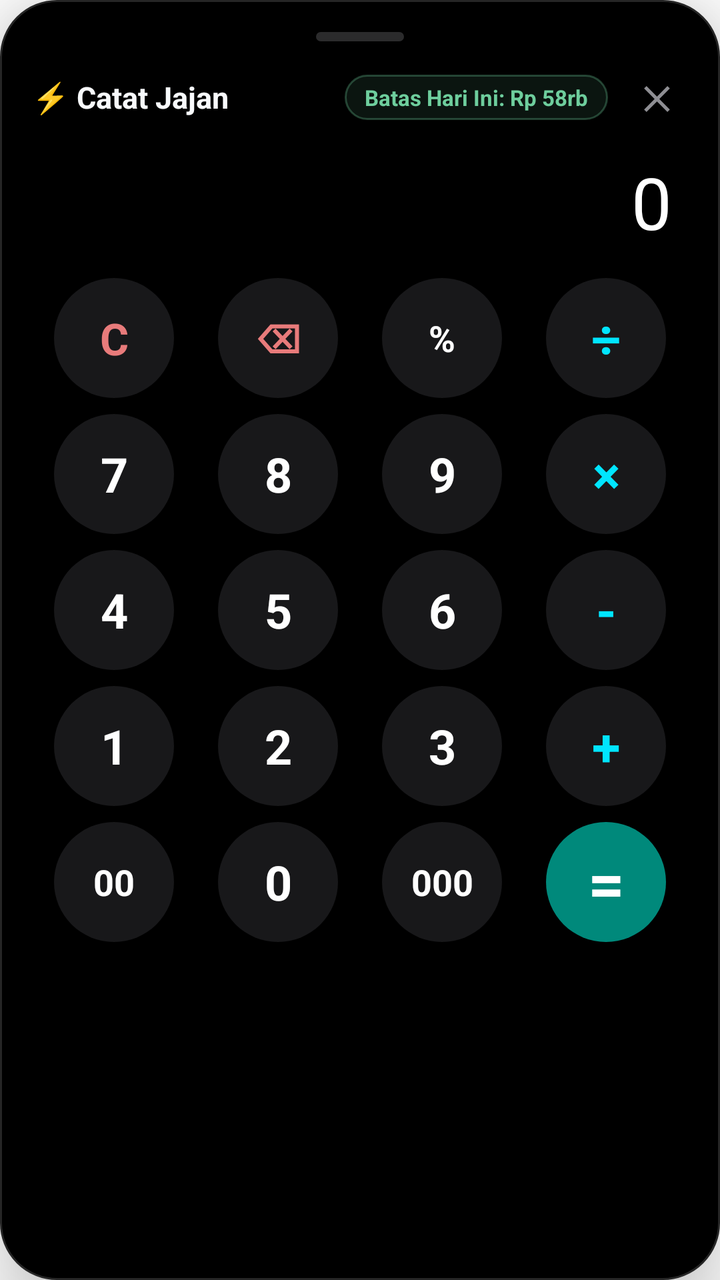
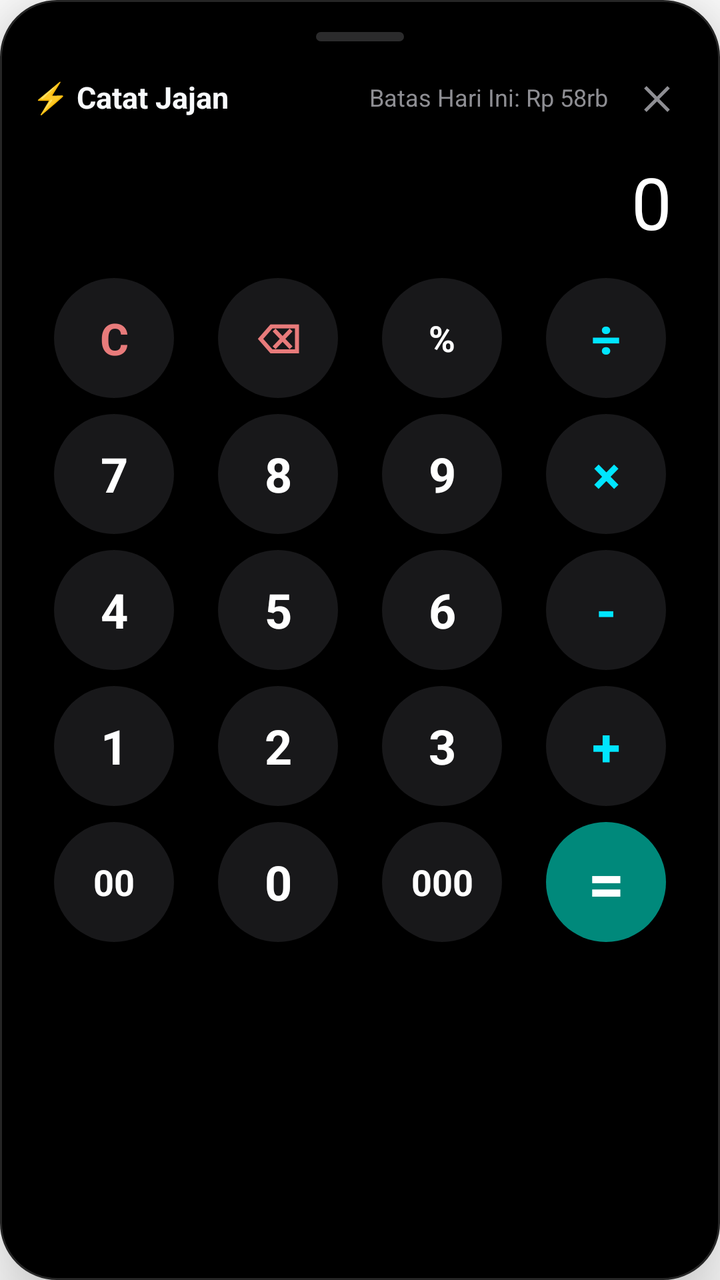

The first picture is an Android layout as it rendered before a commit; the second is the same layout after the commit. The layout source and the unified diff follow.
<!-- AndroidManifest.xml: fallback theme Theme.MaterialComponents.DayNight.NoActionBar -->
<!-- res/layout/floating_calculator_layout.xml -->
<?xml version="1.0" encoding="utf-8"?>
<LinearLayout xmlns:android="http://schemas.android.com/apk/res/android"
    android:id="@+id/calc_root"
    android:layout_width="340dp"
    android:layout_height="wrap_content"
    android:background="@drawable/bg_calc_card"
    android:elevation="24dp"
    android:orientation="vertical"
    android:padding="16dp">

    
    <View
        android:id="@+id/calc_drag_handle"
        android:layout_width="44dp"
        android:layout_height="4.5dp"
        android:layout_gravity="center_horizontal"
        android:layout_marginBottom="12dp"
        android:background="@drawable/bg_calc_handle" />

    
    <LinearLayout
        android:id="@+id/calc_header"
        android:layout_width="match_parent"
        android:layout_height="wrap_content"
        android:gravity="center_vertical"
        android:orientation="horizontal">

        <TextView
            android:layout_width="0dp"
            android:layout_height="wrap_content"
            android:layout_weight="1"
            android:text="⚡ Catat Jajan"
            android:textColor="#F8FAFC"
            android:textSize="15sp"
            android:textStyle="bold" />

        <TextView
            android:id="@+id/tv_calc_remaining"
            android:layout_width="wrap_content"
            android:layout_height="wrap_content"
            android:background="@drawable/bg_calc_badge_normal"
            android:paddingStart="10dp"
            android:paddingTop="4dp"
            android:paddingEnd="10dp"
            android:paddingBottom="4dp"
            android:text="Batas Hari Ini: Rp 58rb"
            android:textColor="#6ECE9D"
            android:textSize="11sp"
            android:textStyle="bold" />

        <TextView
            android:id="@+id/btn_calc_close"
            android:layout_width="32dp"
            android:layout_height="32dp"
            android:layout_marginStart="8dp"
            android:gravity="center"
            android:text="✕"
            android:textColor="#8E8E93"
            android:textSize="16sp"
            android:textStyle="bold" />
    </LinearLayout>

    
    <LinearLayout
        android:layout_width="match_parent"
        android:layout_height="wrap_content"
        android:layout_marginTop="12dp"
        android:layout_marginBottom="14dp"
        android:gravity="end"
        android:orientation="vertical"
        android:paddingStart="8dp"
        android:paddingEnd="8dp">

        
        <TextView
            android:id="@+id/tv_calc_display"
            android:layout_width="wrap_content"
            android:layout_height="wrap_content"
            android:ellipsize="start"
            android:maxLines="1"
            android:text="0"
            android:textColor="#FFFFFF"
            android:textSize="36sp" />

        
        <TextView
            android:id="@+id/tv_calc_formula"
            android:layout_width="wrap_content"
            android:layout_height="wrap_content"
            android:layout_marginTop="4dp"
            android:text=""
            android:textColor="#8E8E93"
            android:textSize="18sp"
            android:visibility="gone" />
    </LinearLayout>

    
    <LinearLayout
        android:layout_width="match_parent"
        android:layout_height="wrap_content"
        android:orientation="vertical">

        
        <LinearLayout
            android:layout_width="match_parent"
            android:layout_height="wrap_content"
            android:layout_marginBottom="8dp"
            android:orientation="horizontal">

            <FrameLayout
                android:layout_width="0dp"
                android:layout_height="wrap_content"
                android:layout_weight="1">

                <TextView
                    android:id="@+id/btn_calc_clear"
                    android:layout_width="60dp"
                    android:layout_height="60dp"
                    android:layout_gravity="center"
                    android:background="@drawable/bg_calc_circle_btn"
                    android:gravity="center"
                    android:text="C"
                    android:textColor="#E87B7B"
                    android:textSize="22sp"
                    android:textStyle="bold" />
            </FrameLayout>

            <FrameLayout
                android:layout_width="0dp"
                android:layout_height="wrap_content"
                android:layout_weight="1">

                <TextView
                    android:id="@+id/num_backspace"
                    android:layout_width="60dp"
                    android:layout_height="60dp"
                    android:layout_gravity="center"
                    android:background="@drawable/bg_calc_circle_btn"
                    android:gravity="center"
                    android:text="⌫"
                    android:textColor="#E87B7B"
                    android:textSize="20sp"
                    android:textStyle="bold" />
            </FrameLayout>

            <FrameLayout
                android:layout_width="0dp"
                android:layout_height="wrap_content"
                android:layout_weight="1">

                <TextView
                    android:id="@+id/btn_calc_percent"
                    android:layout_width="60dp"
                    android:layout_height="60dp"
                    android:layout_gravity="center"
                    android:background="@drawable/bg_calc_circle_btn"
                    android:gravity="center"
                    android:text="%"
                    android:textColor="#FFFFFF"
                    android:textSize="18sp"
                    android:textStyle="bold" />
            </FrameLayout>

            <FrameLayout
                android:layout_width="0dp"
                android:layout_height="wrap_content"
                android:layout_weight="1">

                <TextView
                    android:id="@+id/btn_calc_div"
                    android:layout_width="60dp"
                    android:layout_height="60dp"
                    android:layout_gravity="center"
                    android:background="@drawable/bg_calc_circle_btn"
                    android:gravity="center"
                    android:text="÷"
                    android:textColor="#00E5FF"
                    android:textSize="26sp"
                    android:textStyle="bold" />
            </FrameLayout>
        </LinearLayout>

        
        <LinearLayout
            android:layout_width="match_parent"
            android:layout_height="wrap_content"
            android:layout_marginBottom="8dp"
            android:orientation="horizontal">

            <FrameLayout
                android:layout_width="0dp"
                android:layout_height="wrap_content"
                android:layout_weight="1">

                <TextView
                    android:id="@+id/num_7"
                    android:layout_width="60dp"
                    android:layout_height="60dp"
                    android:layout_gravity="center"
                    android:background="@drawable/bg_calc_circle_btn"
                    android:gravity="center"
                    android:text="7"
                    android:textColor="#FFFFFF"
                    android:textSize="24sp"
                    android:textStyle="bold" />
            </FrameLayout>

            <FrameLayout
                android:layout_width="0dp"
                android:layout_height="wrap_content"
                android:layout_weight="1">

                <TextView
                    android:id="@+id/num_8"
                    android:layout_width="60dp"
                    android:layout_height="60dp"
                    android:layout_gravity="center"
                    android:background="@drawable/bg_calc_circle_btn"
                    android:gravity="center"
                    android:text="8"
                    android:textColor="#FFFFFF"
                    android:textSize="24sp"
                    android:textStyle="bold" />
            </FrameLayout>

            <FrameLayout
                android:layout_width="0dp"
                android:layout_height="wrap_content"
                android:layout_weight="1">

                <TextView
                    android:id="@+id/num_9"
                    android:layout_width="60dp"
                    android:layout_height="60dp"
                    android:layout_gravity="center"
                    android:background="@drawable/bg_calc_circle_btn"
                    android:gravity="center"
                    android:text="9"
                    android:textColor="#FFFFFF"
                    android:textSize="24sp"
                    android:textStyle="bold" />
            </FrameLayout>

            <FrameLayout
                android:layout_width="0dp"
                android:layout_height="wrap_content"
                android:layout_weight="1">

                <TextView
                    android:id="@+id/btn_calc_mul"
                    android:layout_width="60dp"
                    android:layout_height="60dp"
                    android:layout_gravity="center"
                    android:background="@drawable/bg_calc_circle_btn"
                    android:gravity="center"
                    android:text="×"
                    android:textColor="#00E5FF"
                    android:textSize="26sp"
                    android:textStyle="bold" />
            </FrameLayout>
        </LinearLayout>

        
        <LinearLayout
            android:layout_width="match_parent"
            android:layout_height="wrap_content"
            android:layout_marginBottom="8dp"
            android:orientation="horizontal">

            <FrameLayout
                android:layout_width="0dp"
                android:layout_height="wrap_content"
                android:layout_weight="1">

                <TextView
                    android:id="@+id/num_4"
                    android:layout_width="60dp"
                    android:layout_height="60dp"
                    android:layout_gravity="center"
                    android:background="@drawable/bg_calc_circle_btn"
                    android:gravity="center"
                    android:text="4"
                    android:textColor="#FFFFFF"
                    android:textSize="24sp"
                    android:textStyle="bold" />
            </FrameLayout>

            <FrameLayout
                android:layout_width="0dp"
                android:layout_height="wrap_content"
                android:layout_weight="1">

                <TextView
                    android:id="@+id/num_5"
                    android:layout_width="60dp"
                    android:layout_height="60dp"
                    android:layout_gravity="center"
                    android:background="@drawable/bg_calc_circle_btn"
                    android:gravity="center"
                    android:text="5"
                    android:textColor="#FFFFFF"
                    android:textSize="24sp"
                    android:textStyle="bold" />
            </FrameLayout>

            <FrameLayout
                android:layout_width="0dp"
                android:layout_height="wrap_content"
                android:layout_weight="1">

                <TextView
                    android:id="@+id/num_6"
                    android:layout_width="60dp"
                    android:layout_height="60dp"
                    android:layout_gravity="center"
                    android:background="@drawable/bg_calc_circle_btn"
                    android:gravity="center"
                    android:text="6"
                    android:textColor="#FFFFFF"
                    android:textSize="24sp"
                    android:textStyle="bold" />
            </FrameLayout>

            <FrameLayout
                android:layout_width="0dp"
                android:layout_height="wrap_content"
                android:layout_weight="1">

                <TextView
                    android:id="@+id/btn_calc_minus"
                    android:layout_width="60dp"
                    android:layout_height="60dp"
                    android:layout_gravity="center"
                    android:background="@drawable/bg_calc_circle_btn"
                    android:gravity="center"
                    android:text="-"
                    android:textColor="#00E5FF"
                    android:textSize="26sp"
                    android:textStyle="bold" />
            </FrameLayout>
        </LinearLayout>

        
        <LinearLayout
            android:layout_width="match_parent"
            android:layout_height="wrap_content"
            android:layout_marginBottom="8dp"
            android:orientation="horizontal">

            <FrameLayout
                android:layout_width="0dp"
                android:layout_height="wrap_content"
                android:layout_weight="1">

                <TextView
                    android:id="@+id/num_1"
                    android:layout_width="60dp"
                    android:layout_height="60dp"
                    android:layout_gravity="center"
                    android:background="@drawable/bg_calc_circle_btn"
                    android:gravity="center"
                    android:text="1"
                    android:textColor="#FFFFFF"
                    android:textSize="24sp"
                    android:textStyle="bold" />
            </FrameLayout>

            <FrameLayout
                android:layout_width="0dp"
                android:layout_height="wrap_content"
                android:layout_weight="1">

                <TextView
                    android:id="@+id/num_2"
                    android:layout_width="60dp"
                    android:layout_height="60dp"
                    android:layout_gravity="center"
                    android:background="@drawable/bg_calc_circle_btn"
                    android:gravity="center"
                    android:text="2"
                    android:textColor="#FFFFFF"
                    android:textSize="24sp"
                    android:textStyle="bold" />
            </FrameLayout>

            <FrameLayout
                android:layout_width="0dp"
                android:layout_height="wrap_content"
                android:layout_weight="1">

                <TextView
                    android:id="@+id/num_3"
                    android:layout_width="60dp"
                    android:layout_height="60dp"
                    android:layout_gravity="center"
                    android:background="@drawable/bg_calc_circle_btn"
                    android:gravity="center"
                    android:text="3"
                    android:textColor="#FFFFFF"
                    android:textSize="24sp"
                    android:textStyle="bold" />
            </FrameLayout>

            <FrameLayout
                android:layout_width="0dp"
                android:layout_height="wrap_content"
                android:layout_weight="1">

                <TextView
                    android:id="@+id/btn_calc_plus"
                    android:layout_width="60dp"
                    android:layout_height="60dp"
                    android:layout_gravity="center"
                    android:background="@drawable/bg_calc_circle_btn"
                    android:gravity="center"
                    android:text="+"
                    android:textColor="#00E5FF"
                    android:textSize="26sp"
                    android:textStyle="bold" />
            </FrameLayout>
        </LinearLayout>

        
        <LinearLayout
            android:layout_width="match_parent"
            android:layout_height="wrap_content"
            android:orientation="horizontal">

            <FrameLayout
                android:layout_width="0dp"
                android:layout_height="wrap_content"
                android:layout_weight="1">

                <TextView
                    android:id="@+id/num_00"
                    android:layout_width="60dp"
                    android:layout_height="60dp"
                    android:layout_gravity="center"
                    android:background="@drawable/bg_calc_circle_btn"
                    android:gravity="center"
                    android:text="00"
                    android:textColor="#FFFFFF"
                    android:textSize="18sp"
                    android:textStyle="bold" />
            </FrameLayout>

            <FrameLayout
                android:layout_width="0dp"
                android:layout_height="wrap_content"
                android:layout_weight="1">

                <TextView
                    android:id="@+id/num_0"
                    android:layout_width="60dp"
                    android:layout_height="60dp"
                    android:layout_gravity="center"
                    android:background="@drawable/bg_calc_circle_btn"
                    android:gravity="center"
                    android:text="0"
                    android:textColor="#FFFFFF"
                    android:textSize="24sp"
                    android:textStyle="bold" />
            </FrameLayout>

            <FrameLayout
                android:layout_width="0dp"
                android:layout_height="wrap_content"
                android:layout_weight="1">

                <TextView
                    android:id="@+id/num_000"
                    android:layout_width="60dp"
                    android:layout_height="60dp"
                    android:layout_gravity="center"
                    android:background="@drawable/bg_calc_circle_btn"
                    android:gravity="center"
                    android:text="000"
                    android:textColor="#FFFFFF"
                    android:textSize="18sp"
                    android:textStyle="bold" />
            </FrameLayout>

            <FrameLayout
                android:layout_width="0dp"
                android:layout_height="wrap_content"
                android:layout_weight="1">

                <TextView
                    android:id="@+id/btn_calc_save"
                    android:layout_width="60dp"
                    android:layout_height="60dp"
                    android:layout_gravity="center"
                    android:background="@drawable/bg_calc_circle_equal"
                    android:gravity="center"
                    android:text="="
                    android:textColor="#FFFFFF"
                    android:textSize="32sp"
                    android:textStyle="bold" />
            </FrameLayout>
        </LinearLayout>
    </LinearLayout>

</LinearLayout>
<!-- resources referenced by this layout -->
<resources>
  <!-- drawable bg_calc_badge_normal (drawable) -->
  <?xml version="1.0" encoding="utf-8"?>
  <shape xmlns:android="http://schemas.android.com/apk/res/android"
      android:shape="rectangle">
      <solid android:color="#1A6ECE9D" />
      <stroke android:width="1dp" android:color="#4D6ECE9D" />
      <corners android:radius="12dp" />
  </shape>
  <!-- drawable bg_calc_card (drawable) -->
  <?xml version="1.0" encoding="utf-8"?>
  <shape xmlns:android="http://schemas.android.com/apk/res/android"
      android:shape="rectangle">
      <solid android:color="#000000" />
      <corners android:radius="28dp" />
      <stroke
          android:width="1dp"
          android:color="#262626" />
  </shape>
  <!-- drawable bg_calc_circle_btn (drawable) -->
  <?xml version="1.0" encoding="utf-8"?>
  <ripple xmlns:android="http://schemas.android.com/apk/res/android"
      android:color="#33FFFFFF">
      <item>
          <shape android:shape="oval">
              <solid android:color="#18181A" />
          </shape>
      </item>
  </ripple>
  <!-- drawable bg_calc_circle_equal (drawable) -->
  <?xml version="1.0" encoding="utf-8"?>
  <ripple xmlns:android="http://schemas.android.com/apk/res/android"
      android:color="#44FFFFFF">
      <item>
          <shape android:shape="oval">
              <solid android:color="#00897B" />
          </shape>
      </item>
  </ripple>
  <!-- drawable bg_calc_handle (drawable) -->
  <?xml version="1.0" encoding="utf-8"?>
  <shape xmlns:android="http://schemas.android.com/apk/res/android"
      android:shape="rectangle">
      <solid android:color="#4D8E8E93" />
      <corners android:radius="3dp" />
  </shape>
</resources>

<!-- the commit's change to res/layout/floating_calculator_layout.xml (unified diff, before → after) -->
@@ -38,15 +38,10 @@
             android:id="@+id/tv_calc_remaining"
             android:layout_width="wrap_content"
             android:layout_height="wrap_content"
-            android:background="@drawable/bg_calc_badge_normal"
-            android:paddingStart="10dp"
-            android:paddingTop="4dp"
-            android:paddingEnd="10dp"
-            android:paddingBottom="4dp"
             android:text="Batas Hari Ini: Rp 58rb"
-            android:textColor="#6ECE9D"
-            android:textSize="11sp"
-            android:textStyle="bold" />
+            android:textColor="#8E8E93"
+            android:textSize="12sp"
+            android:textStyle="normal" />
 
         <TextView
             android:id="@+id/btn_calc_close"
<!-- resource entries referenced after the edit -->
@@ -1,13 +1,5 @@
 <!-- resources referenced by this layout -->
 <resources>
-  <!-- drawable bg_calc_badge_normal (drawable) -->
-  <?xml version="1.0" encoding="utf-8"?>
-  <shape xmlns:android="http://schemas.android.com/apk/res/android"
-      android:shape="rectangle">
-      <solid android:color="#1A6ECE9D" />
-      <stroke android:width="1dp" android:color="#4D6ECE9D" />
-      <corners android:radius="12dp" />
-  </shape>
   <!-- drawable bg_calc_card (drawable) -->
   <?xml version="1.0" encoding="utf-8"?>
   <shape xmlns:android="http://schemas.android.com/apk/res/android"
